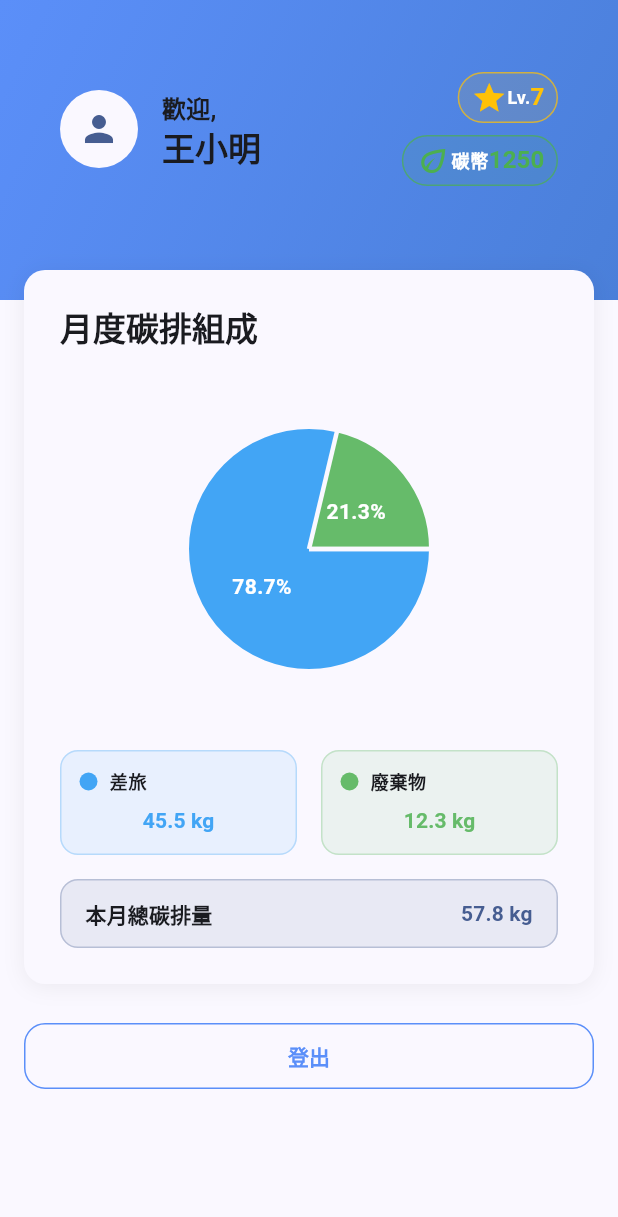
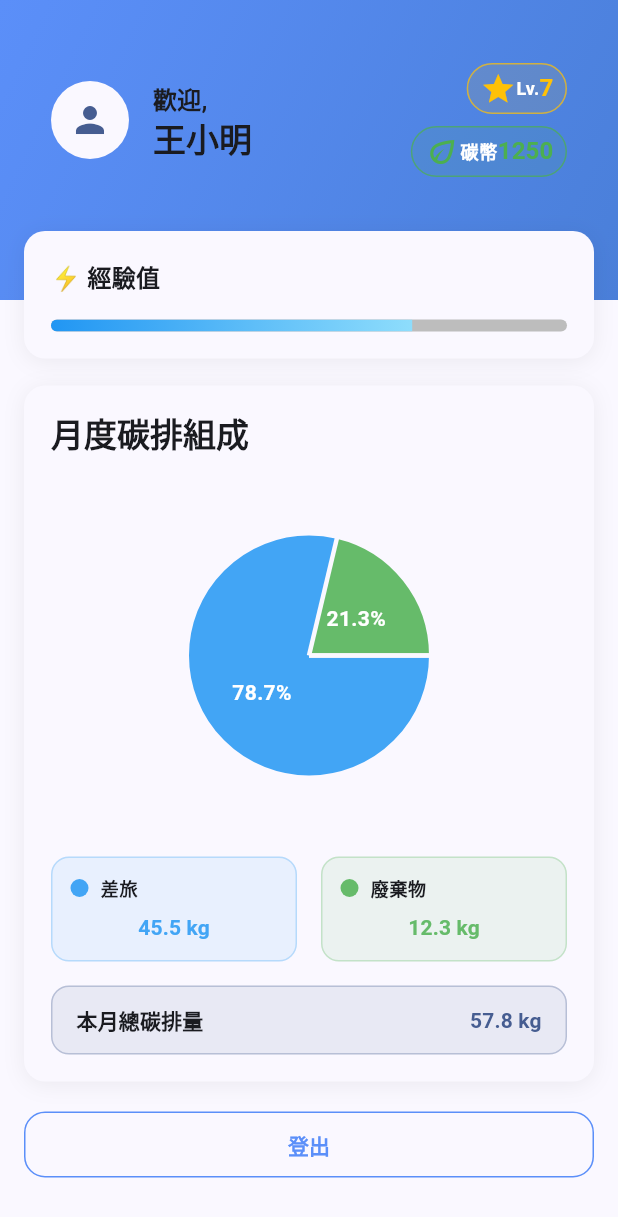
Before and after one commit to GuavaCode233/eco_sensing_app, a Flutter app: the DashboardPage screen opened directly, on a phone screen of 412 x 824 dp. Shown: the top 1217 px of the screen. Run offline on Flutter 3.47's test engine with Material 3 defaults, Android fonts, the phone set to English and light mode, and no system bars; drawn by our look-alikes of fl_chart; our stand-ins replace device_preview, flutter_riverpod, image_picker, qr_flutter.

Commit message:
feat: add experience bar to employee dashboard page

```diff
--- a/lib/screens/employee/dashboard_page.dart
+++ b/lib/screens/employee/dashboard_page.dart
@@ -55,11 +55,13 @@ class _DashboardPageState extends State<DashboardPage> {
                   children: [
                     // 用戶信息區塊
                     _buildUserInfoCard(),
-                    const SizedBox(height: 32),
+                    const SizedBox(height: 18),
 
+                    _buildExperienceBarCard(),
+                    const SizedBox(height: 18),
                     // 碳排數據卡片
                     _buildCarbonEmissionCard(),
-                    const SizedBox(height: 24),
+                    const SizedBox(height: 18),
 
                     // 登出按鈕
                     SizedBox(
@@ -116,7 +118,7 @@ class _DashboardPageState extends State<DashboardPage> {
       //     ),
       //   ],
       // ),
-      padding: const EdgeInsets.all(24),
+      padding: const EdgeInsets.all(18),
       child: Column(
         crossAxisAlignment: CrossAxisAlignment.stretch,
         children: [
@@ -226,9 +228,68 @@ class _DashboardPageState extends State<DashboardPage> {
     );
   }
 
-  // 碳排數據卡片（圓餅圖）
+  Widget _buildExperienceBarCard() {
+    // 經驗值進度卡
+    return Container(
+      decoration: BoxDecoration(
+        color: Theme.of(context).colorScheme.surface,
+        borderRadius: BorderRadius.circular(14),
+        boxShadow: [
+          BoxShadow(
+            color: Colors.black.withValues(alpha: 0.06),
+            blurRadius: 12,
+            offset: const Offset(0, 2),
+          ),
+        ],
+      ),
+      padding: const EdgeInsets.all(18),
+      child: Column(
+        crossAxisAlignment: CrossAxisAlignment.start,
+        children: [
+          Text(
+            '⚡ 經驗值',
+            style: Theme.of(context).textTheme.titleMedium?.copyWith(
+              fontWeight: FontWeight.bold,
+            ),
+          ),
+          const SizedBox(height: 16),
+          _buildExperienceBar(),
+        ],
+      ),
+    );
+  }
+
+  Widget _buildExperienceBar(){
+    // 經驗值進度條
+    return Container(
+      width: MediaQuery.of(context).size.width,
+      height: 8,
+      decoration: BoxDecoration(
+        color: Colors.grey[400],
+        borderRadius: BorderRadius.circular(4),
+      ),
+      child: ClipRRect(
+        borderRadius: BorderRadius.circular(4),
+        child: FractionallySizedBox(
+          alignment: Alignment.topLeft,
+          widthFactor: 0.7, // The progress value (e.g., 0.7 for 70%)
+          child: Container(
+            decoration: const BoxDecoration(
+              gradient: LinearGradient(
+                colors: <Color>[
+                  Colors.blue,
+                  Color.fromARGB(255, 142, 221, 252),
+                ],
+              ),
+            ),
+          ),
+        ),
+      ),
+    );
+  }
+
   Widget _buildCarbonEmissionCard() {
-    // 模擬月度碳排數據 (單位：公斤)
+    // 碳排數據卡片（圓餅圖）
     final double travelEmission = 45.5;
     final double wasteEmission = 12.3;
     final double totalEmission = travelEmission + wasteEmission;
@@ -245,7 +306,7 @@ class _DashboardPageState extends State<DashboardPage> {
           ),
         ],
       ),
-      padding: const EdgeInsets.all(24),
+      padding: const EdgeInsets.all(18),
       child: Column(
         crossAxisAlignment: CrossAxisAlignment.start,
         children: [
@@ -357,8 +418,8 @@ class _DashboardPageState extends State<DashboardPage> {
     );
   }
 
-  // 碳排圖例
   Widget _buildEmissionLegend({
+    // 碳排圖例
     required String label,
     required String value,
     required Color color,
```
